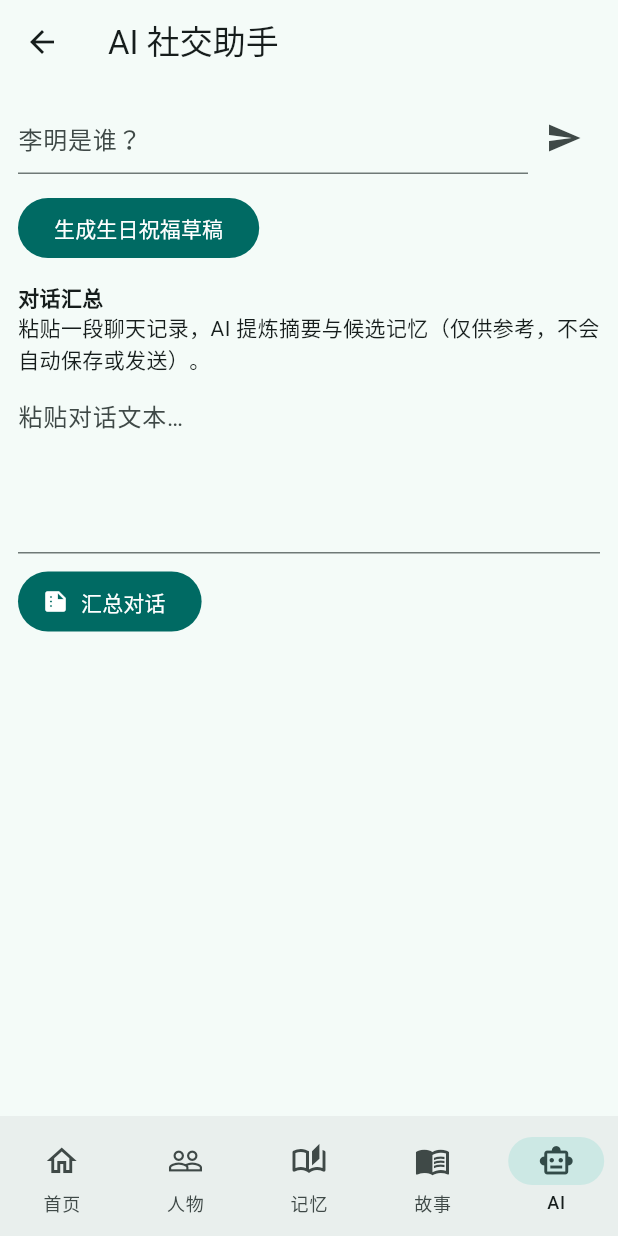
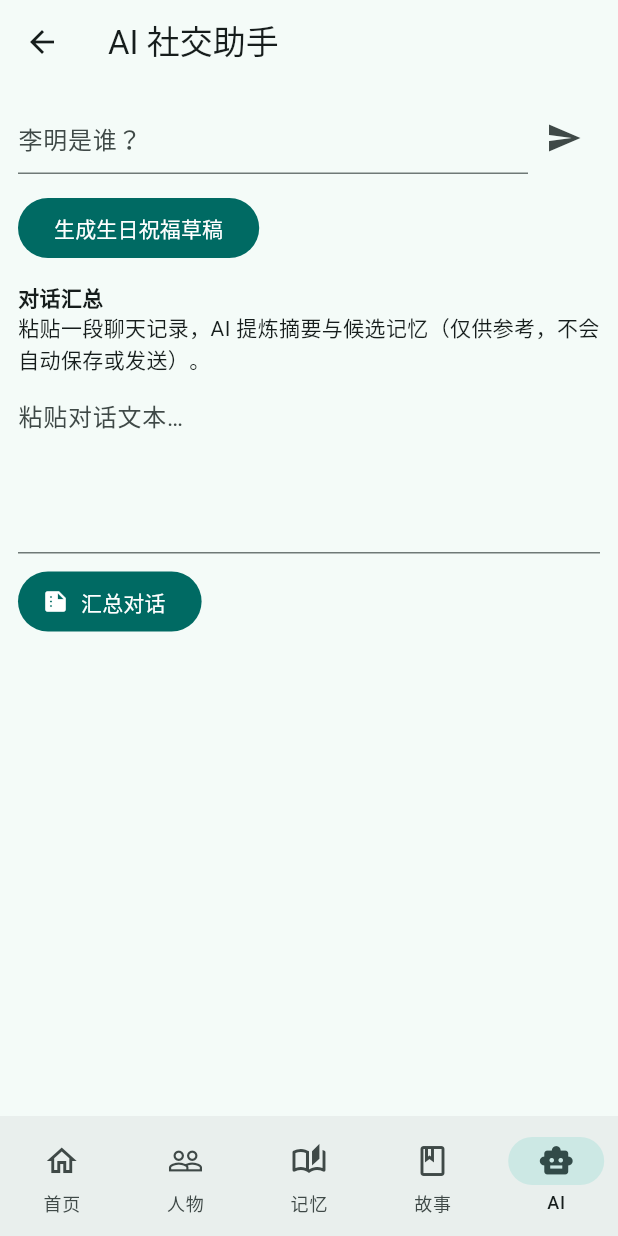
Before and after one commit to sdkwork-ai/sdkwork-missory, a Flutter app: the AssistantScreen screen opened by its route, on a phone screen of 412 x 824 dp. Run offline on Flutter 3.47's test engine with Material 3 defaults, Android fonts, the phone set to English and light mode, and no system bars; our stand-ins replace shared_preferences; accounts and stored records are empty; network calls fail.

Commit message:
fix(missory): align the Flutter app shell and widget test

```diff
--- a/apps/sdkwork-missory-flutter-mobile/lib/app.dart
+++ b/apps/sdkwork-missory-flutter-mobile/lib/app.dart
@@ -30,7 +30,8 @@ class _MissoryAppState extends State<MissoryApp> {
     final authenticated = bypassed || widget.runtime.session.isAuthenticated;
     return MaterialApp(
       title: '念忆 · Missory',
-      theme: ThemeData(colorSchemeSeed: const Color(0xFF0F766E), useMaterial3: true),
+      theme: ThemeData(
+          colorSchemeSeed: const Color(0xFF0F766E), useMaterial3: true),
       home: authenticated
           ? HomeScreen(
               runtime: widget.runtime,
@@ -45,11 +46,13 @@ class _MissoryAppState extends State<MissoryApp> {
               '/people': (context) => PeopleScreen(runtime: widget.runtime),
               '/memories': (context) => MemoriesScreen(runtime: widget.runtime),
               '/stories': (context) => StoriesScreen(runtime: widget.runtime),
-              '/assistant': (context) => AssistantScreen(runtime: widget.runtime),
+              '/assistant': (context) =>
+                  AssistantScreen(runtime: widget.runtime),
               '/profile': (context) => ProfileScreen(runtime: widget.runtime),
               '/person': (context) => PersonDetailScreen(
                     runtime: widget.runtime,
-                    personId: ModalRoute.of(context)?.settings.arguments as String?,
+                    personId:
+                        ModalRoute.of(context)?.settings.arguments as String?,
                   ),
             }
           : const <String, WidgetBuilder>{},
@@ -69,11 +72,31 @@ class MissoryNavBar extends StatelessWidget {
     return NavigationBar(
       selectedIndex: currentIndex,
       destinations: const [
-        NavigationDestination(icon: Icon(Icons.home_outlined), label: '首页'),
-        NavigationDestination(icon: Icon(Icons.people_outline), label: '人物'),
-        NavigationDestination(icon: Icon(Icons.auto_stories_outlined), label: '记忆'),
-        NavigationDestination(icon: Icon(Icons.menu_book_outlined), label: '故事'),
-        NavigationDestination(icon: Icon(Icons.smart_toy_outlined), label: 'AI'),
+        NavigationDestination(
+          icon: Icon(Icons.home_outlined),
+          selectedIcon: Icon(Icons.home),
+          label: '首页',
+        ),
+        NavigationDestination(
+          icon: Icon(Icons.people_outline),
+          selectedIcon: Icon(Icons.people),
+          label: '人物',
+        ),
+        NavigationDestination(
+          icon: Icon(Icons.auto_stories_outlined),
+          selectedIcon: Icon(Icons.auto_stories),
+          label: '记忆',
+        ),
+        NavigationDestination(
+          icon: Icon(Icons.book_outlined),
+          selectedIcon: Icon(Icons.book),
+          label: '故事',
+        ),
+        NavigationDestination(
+          icon: Icon(Icons.smart_toy_outlined),
+          selectedIcon: Icon(Icons.smart_toy),
+          label: 'AI',
+        ),
       ],
       onDestinationSelected: (index) {
         const routes = ['/people', '/memories', '/stories', '/assistant'];
```
Also changed, not shown: 1 other file.
